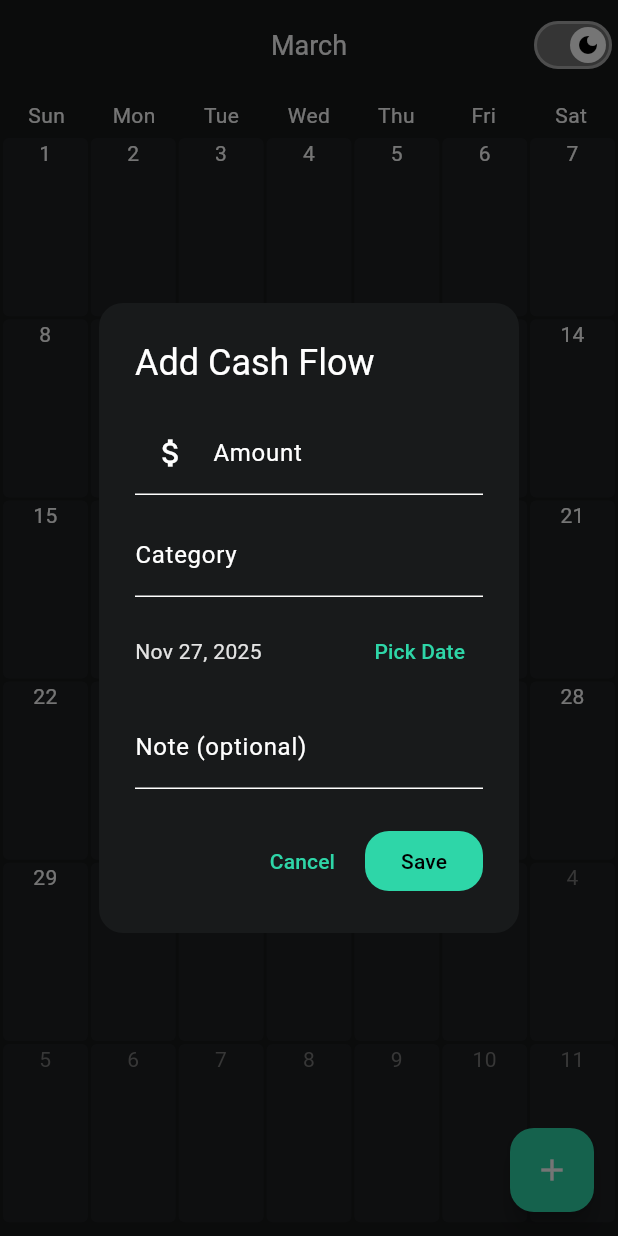
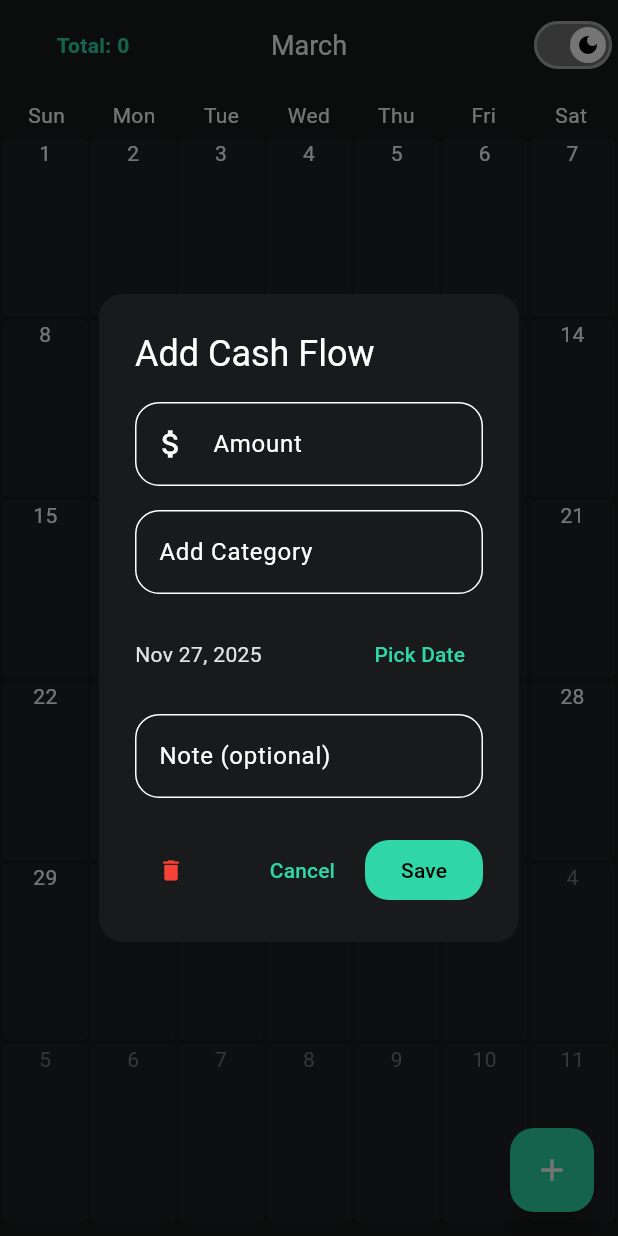
Before and after one commit to trieu-dev/watch-my-cash-flow, a Flutter app: the screen it shows after launch, after a tap on the "add" icon, on a phone screen of 412 x 824 dp. Run offline on Flutter 3.47's test engine with Material 3 defaults, Android fonts, the phone set to English and light mode, and no system bars; our stand-ins replace drift, get, supabase_flutter; accounts and stored records are empty; generated files the repository leaves out were written again.

Commit message:
Add total and add more category

```diff
--- a/watch_my_cash_flow/lib/add_cash_flow_entry.dart
+++ b/watch_my_cash_flow/lib/add_cash_flow_entry.dart
@@ -77,37 +77,31 @@ class _AddCashFlowEntryDialogState extends State<AddCashFlowEntryDialog> {
                 FilteringTextInputFormatter.digitsOnly,
                 VNDTextInputFormatter(),
               ],
+              onTapOutside: (event) => FocusScope.of(context).unfocus(),
               decoration: const InputDecoration(
                 labelText: "Amount",
                 prefixIcon: Icon(Icons.attach_money),
+                border: OutlineInputBorder(
+                  borderRadius: BorderRadius.all(Radius.circular(16)),
+                )
               ),
             ),
 
-            const SizedBox(height: 12),
+            const SizedBox(height: 16),
 
             // Category (dropdown)
             categories.isEmpty
-              ? TextField(
-                  decoration: const InputDecoration(
-                    labelText: "Category",
-                  ),
-                  onSubmitted: (value) async {
-                    await Supabase.instance.client.from('categories').insert({
-                      'name': value,
-                    });
-                  },
-                )
-              : DropdownButtonFormField<Category>(
-                  dropdownColor: Get.theme.dropdownMenuTheme.menuStyle?.backgroundColor?.resolve({}),
-                  initialValue: selectedCategory,
-                  decoration: const InputDecoration(labelText: "Category"),
-                  items: categories
-                      .map((c) => DropdownMenuItem(value: c, child: Text(c.name)))
-                      .toList(),
-                  onChanged: (c) => setState(() => selectedCategory = c),
-                ),
+              ? addNewCategoryField()
+              : buildCategoryDropdown(),
 
-            const SizedBox(height: 12),
+            ...isAddingCategory
+            ? [
+                const SizedBox(height: 16),
+                addNewCategoryField(),
+              ]
+            : [],
+
+            const SizedBox(height: 16),
 
             // Date
             Row(
@@ -134,29 +128,42 @@ class _AddCashFlowEntryDialogState extends State<AddCashFlowEntryDialog> {
               ],
             ),
 
-            const SizedBox(height: 12),
+            const SizedBox(height: 16),
 
             // Note
             TextField(
               controller: _noteController,
               decoration: const InputDecoration(
                 labelText: "Note (optional)",
+                border: OutlineInputBorder(
+                  borderRadius: BorderRadius.all(Radius.circular(16))
+                )
               ),
+              onTapOutside: (event) => FocusScope.of(context).unfocus(),
             ),
           ],
         ),
       ),
       actions: [
-        TextButton(
-          style: ButtonStyle(
-            shape: WidgetStatePropertyAll(
-              RoundedRectangleBorder(borderRadius: BorderRadius.circular(16)),
+        Row(
+          mainAxisAlignment: MainAxisAlignment.spaceBetween,
+          children: [
+            deleteButton(),
+            Row(
+              children: [
+                cancelButton(context),
+                const SizedBox(width: 8),
+                saveButton()
+              ],
             ),
+          ],
         ),
-          onPressed: () => Navigator.pop(context),
-          child: const Text("Cancel"),
-        ),
-        FilledButton(
+      ],
+    );
+  }
+
+  Widget saveButton() {
+    return FilledButton(
       style: ButtonStyle(
         shape: WidgetStatePropertyAll(
           RoundedRectangleBorder(borderRadius: BorderRadius.circular(16)),
@@ -201,8 +208,93 @@ class _AddCashFlowEntryDialogState extends State<AddCashFlowEntryDialog> {
         Get.back(result: entry);
       },
       child: const Text("Save"),
-        ),
-      ],
     );
   }
+
+  Widget deleteButton() {
+    return TextButton(
+      style: ButtonStyle(
+        shape: WidgetStatePropertyAll(
+          RoundedRectangleBorder(borderRadius: BorderRadius.circular(16)),
+        ),
+        padding: WidgetStatePropertyAll(EdgeInsets.zero),
+        visualDensity: VisualDensity(horizontal: VisualDensity.minimumDensity),
+        overlayColor: WidgetStatePropertyAll(Colors.red.withValues(alpha: .1)),
+      ),
+      onPressed: () async {
+        await Supabase.instance.client.from('cash_flow_entries')
+          .delete()
+          .eq('id', widget.entry!.id.toInt());
+        Get.back(result: widget.entry);
+      },
+      child: Icon(Icons.delete, color: Colors.red)
+    );
   }
+
+  bool isAddingCategory = false;
+
+  Widget addNewCategoryField() {
+    return TextField(
+      decoration: const InputDecoration(
+        labelText: "Add Category",
+        border: OutlineInputBorder(borderRadius: BorderRadius.all(Radius.circular(16)))
+      ),
+      onSubmitted: (value) async {
+        await Supabase.instance.client.from('categories').insert({
+          'name': value,
+        });
+      },
+      onTapOutside: (event) => FocusScope.of(context).unfocus(),
+    );
+  }
+
+  Widget buildCategoryDropdown() {
+    return Row(
+      crossAxisAlignment: CrossAxisAlignment.center,
+      children: [
+      Expanded(child: DropdownButtonFormField<Category>(
+        padding: EdgeInsets.zero,
+        dropdownColor: Get.theme.dropdownMenuTheme.menuStyle?.backgroundColor?.resolve({}),
+        initialValue: selectedCategory,
+        decoration: const InputDecoration(
+          labelText: "Category",
+          border: OutlineInputBorder(
+            borderRadius: BorderRadius.all(Radius.circular(16)),
+          )
+        ),
+        items: categories
+            .map((c) => DropdownMenuItem(value: c, child: Text(c.name)))
+            .toList(),
+        onChanged: (c) => setState(() => selectedCategory = c),
+      )),
+      const SizedBox(width: 8),
+      FilledButton(
+        style: ButtonStyle(
+          padding: WidgetStatePropertyAll(EdgeInsets.zero),
+          visualDensity: VisualDensity(horizontal: VisualDensity.minimumDensity),
+          shape: WidgetStatePropertyAll(
+            RoundedRectangleBorder(borderRadius: BorderRadius.circular(16)),
+          ),
+        ),
+        onPressed: () {
+          setState(() {
+            isAddingCategory = !isAddingCategory;
+          });
+        },
+        child: const Icon(Icons.add),
+      )
+    ]);
+  }
+}
+
+Widget cancelButton(BuildContext context) {
+    return TextButton(
+      style: ButtonStyle(
+        shape: WidgetStatePropertyAll(
+          RoundedRectangleBorder(borderRadius: BorderRadius.circular(16)),
+        ),
+      ),
+      onPressed: () => Navigator.pop(context),
+      child: const Text("Cancel"),
+    );
+  }
--- a/watch_my_cash_flow/lib/data/model/cash_flow_entry.dart
+++ b/watch_my_cash_flow/lib/data/model/cash_flow_entry.dart
@@ -12,6 +12,8 @@ class CashFlowEntry {
     required this.categoryId,
     this.note,
   });
+
+  DateTime get dateOnly => DateTime(date.year, date.month, date.day);
 
   CashFlowEntry copyWith({
     DateTime? date,
--- a/watch_my_cash_flow/lib/main_page.dart
+++ b/watch_my_cash_flow/lib/main_page.dart
@@ -30,6 +30,16 @@ class _MainPageState extends State<MainPage> {
     );
   }
 
+  double get total {
+    double total = 0;
+    final keys = mDate2Entries.keys;
+    for (var key in keys) {
+      final entry = mDate2Entries[key]!;
+      total += entry.fold(0, (prev, element) => prev + element.amount);
+    }
+    return total;
+  }
+
   @override
   void initState() {
     month = DateTime(DateTime.now().year, DateTime.now().month);
@@ -43,16 +53,16 @@ class _MainPageState extends State<MainPage> {
     final data = (res as List).map((m) => CashFlowEntry.fromMap(m as Map<String, dynamic>))
                               .toList();
     setState(() {
-      mDate2Entries = { for (var entry in data)
-        DateTime(entry.date.year, entry.date.month, entry.date.day):
-          (mDate2Entries[DateTime(entry.date.year, entry.date.month, entry.date.day)] ?? [])..add(entry)
-      };
+      cashFlowEntries = data;
+      for (var entry in data) {
+        mDate2Entries.putIfAbsent(entry.dateOnly, () => []).add(entry);
+      }
     });
   }
 
   void handleAfterUpdated(DateTime oldKey, CashFlowEntry entry) {
     setState(() {
-      if (oldKey != DateTime(entry.date.year, entry.date.month, entry.date.day)) {
+      if (oldKey != entry.dateOnly) {
         // remove from old key
         final oldEntries = mDate2Entries[oldKey];
         if (oldEntries != null) {
@@ -60,7 +70,7 @@ class _MainPageState extends State<MainPage> {
         }
         // add to new key
         mDate2Entries.putIfAbsent(
-          DateTime(entry.date.year, entry.date.month, entry.date.day),
+          entry.dateOnly,
           () => []
         ).add(entry);
       } else {
@@ -79,22 +89,7 @@ class _MainPageState extends State<MainPage> {
   @override
   Widget build(BuildContext context) {
     return Scaffold(
-      appBar: AppBar(
-        toolbarHeight: 60,
-        title: Text(DateFormat('MMMM').format(month)),
-        actions: [
-          Switch(
-            thumbIcon: WidgetStatePropertyAll(
-              isDarkMode ? Icon(Icons.dark_mode) : Icon(Icons.light_mode)
-            ),
-            value: isDarkMode,
-            onChanged: (value) {
-              Get.changeThemeMode(value ? ThemeMode.dark : ThemeMode.light);
-              setState(() { isDarkMode = value; });
-            }
-          )
-        ],
-      ),
+      appBar: appBar(),
       body: SafeArea(
         child: PageView.builder(
           onPageChanged: (value) {
@@ -113,6 +108,41 @@ class _MainPageState extends State<MainPage> {
         )
       ),
       floatingActionButton: addEntryButton(),
+    );
+  }
+
+  AppBar appBar() {
+    return AppBar(
+      toolbarHeight: 60,
+      title: Text(DateFormat('MMMM').format(month)), // Display month name
+      leading: totalAmount(),
+      leadingWidth: 120,
+      actions: [ mode() ]
+    );
+  }
+
+  Widget totalAmount() {
+    return Center(
+      child: Text("Total: ${formatter.format(total)}",
+        style: TextStyle(
+          fontWeight: FontWeight.w600,
+          color: Get.theme.colorScheme.primary,
+        ),
+        textAlign: TextAlign.left,
+      ).marginOnly(left: 4),
+    );
+  }
+
+  Widget mode() {
+    return Switch(
+      thumbIcon: WidgetStatePropertyAll(
+        isDarkMode ? Icon(Icons.dark_mode) : Icon(Icons.light_mode)
+      ),
+      value: isDarkMode,
+      onChanged: (value) {
+        Get.changeThemeMode(value ? ThemeMode.dark : ThemeMode.light);
+        setState(() { isDarkMode = value; });
+      }
     );
   }
 
```
Lines whose indentation alone changed are shown as unchanged.
